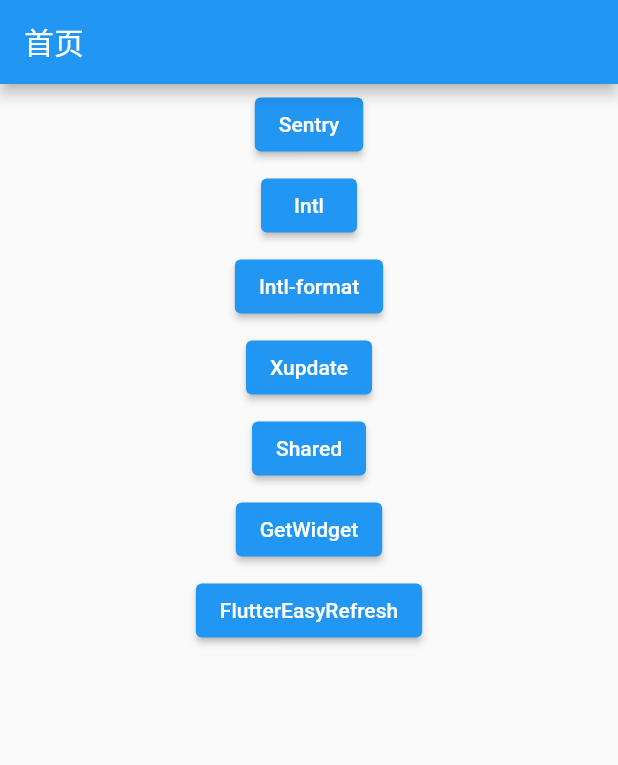
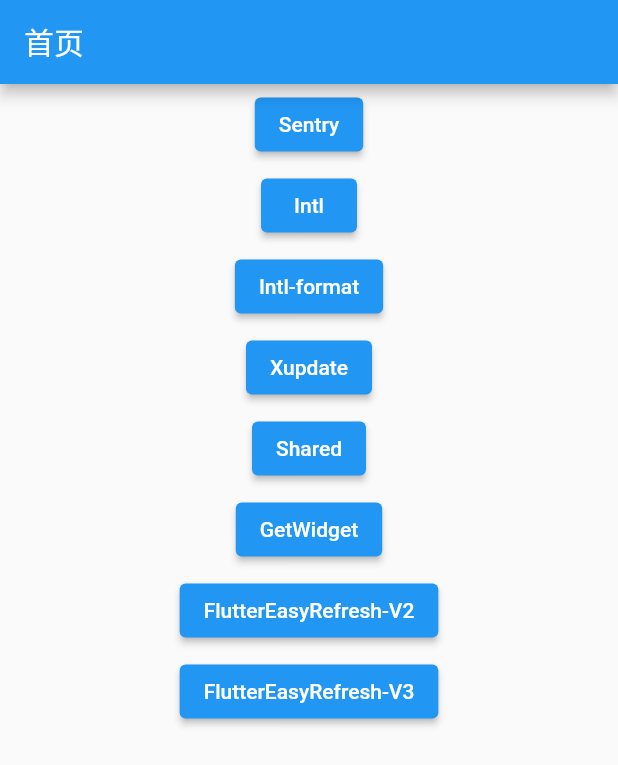
Before and after one commit to radium0028/flutter_example, a Flutter app: the screen it shows after launch, on a phone screen of 412 x 824 dp. Shown: the top 765 px of the screen. Run offline on Flutter 3.47's test engine with Material 2 defaults, Android fonts, the phone set to English and light mode, and no system bars; our stand-ins replace easy_refresh, flutter_easyrefresh, get, getwidget, package_info_plus and 2 more; missing offline and left inert: dart:ffi, flutter_xupdate; accounts and stored records are empty.

Commit message:
easyrefresh_v3版本演示

```diff
--- a/lib/pages/flutter_easyrefresh_v2/view.dart
+++ b/lib/pages/easyrefresh_v2/view.dart
@@ -91,6 +91,8 @@ class EasyRefreshPageState extends State<EasyRefreshPage> {
                 setState(() {
                   _count += 10;
                   _easyRefreshController?.finishLoad(success: true);
+                  //noMore：通知组件没有更多数据了。
+                  //_easyRefreshController?.finishLoad(success: true,noMore: true);
                 });
               }
             });
--- a/lib/pages/index.dart
+++ b/lib/pages/index.dart
@@ -9,4 +9,5 @@ export 'shared_preferences/read_view.dart';
 export 'shared_preferences/shared_service_example.dart';
 export 'xupdate/view.dart';
 export 'myhome.dart';
-export 'flutter_easyrefresh_v2/view.dart';
+export 'easyrefresh_v2/view.dart';
+export 'easyrefresh_v3/view.dart';
--- a/lib/pages/myhome.dart
+++ b/lib/pages/myhome.dart
@@ -20,7 +20,10 @@ class MyHomePage extends StatelessWidget {
             LinkButtonWidget('Xupdate', Routes.XUPDATE),
             LinkButtonWidget('Shared', Routes.SHARED),
             LinkButtonWidget('GetWidget', Routes.GETWIDGET),
-            LinkButtonWidget("FlutterEasyRefresh", Routes.FLUTTER_EASYREFRESH),
+            LinkButtonWidget(
+                "FlutterEasyRefresh-V2", Routes.FLUTTER_EASYREFRESH),
+            LinkButtonWidget(
+                "FlutterEasyRefresh-V3", Routes.FLUTTER_EASYREFRESH_V3),
           ],
         ),
       ),
--- a/lib/routes/pages.dart
+++ b/lib/routes/pages.dart
@@ -192,5 +192,9 @@ abstract class AppPages {
       name: Routes.FLUTTER_EASYREFRESH,
       page: () => const EasyRefreshPage(),
     ),
+    GetPage(
+      name: Routes.FLUTTER_EASYREFRESH_V3,
+      page: () => const EasyRefreshV3Page(),
+    ),
   ];
 }
--- a/lib/routes/routes.dart
+++ b/lib/routes/routes.dart
@@ -13,6 +13,7 @@ abstract class Routes {
   static const SHARED_SERVICE = '/service';
 
   static const FLUTTER_EASYREFRESH = '/easyrefresh';
+  static const FLUTTER_EASYREFRESH_V3 = '/easyrefresh_v3';
 
   ///GETWIDGET
   static const GETWIDGET = '/getwidget';
```
Also changed, not shown: lib/pages/easyrefresh_v3/view.dart (added, +62 -0 lines), lib/pages/easyrefresh_v2/sample_list_item.dart (renamed from lib/pages/flutter_easyrefresh_v2/sample_list_item.dart).
